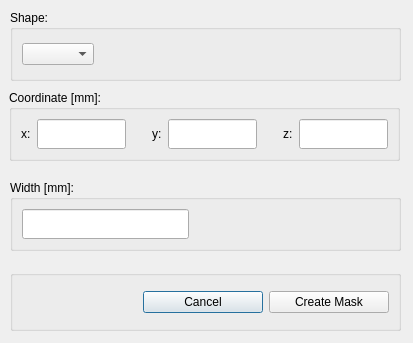
This is src/ui/create_mask.ui in pfechd/jabe as Qt 5 draws it before an edit. The edited form follows.
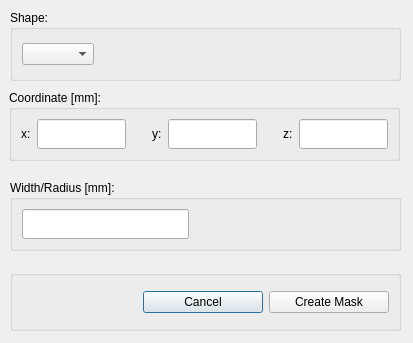
This is the edited form.

Commit message: Change back to with_radius

The edit to the form file:
```diff
--- a/src/ui/create_mask.ui
+++ b/src/ui/create_mask.ui
@@ -115,7 +115,7 @@
     </rect>
    </property>
    <property name="title">
-    <string>Width [mm]:</string>
+    <string>Width/Radius [mm]:</string>
    </property>
    <layout class="QHBoxLayout" name="horizontalLayout_2">
     <item>
```
